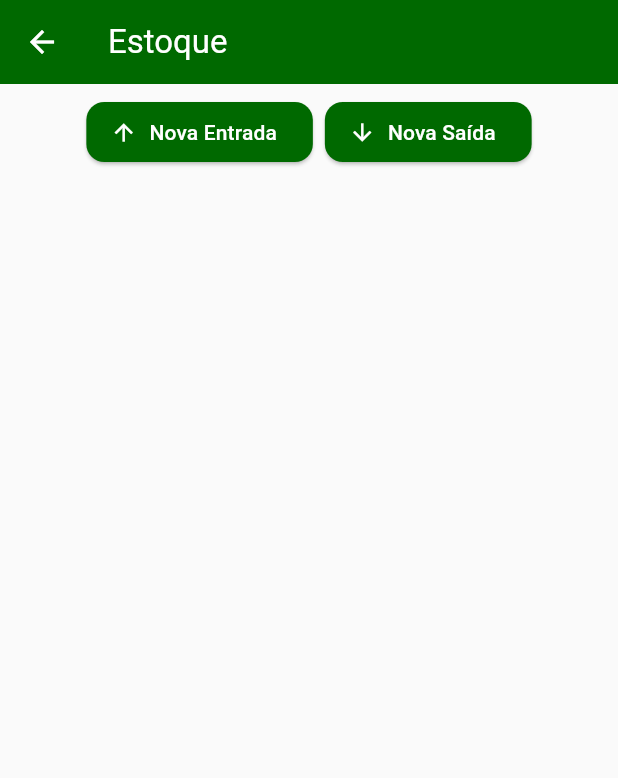
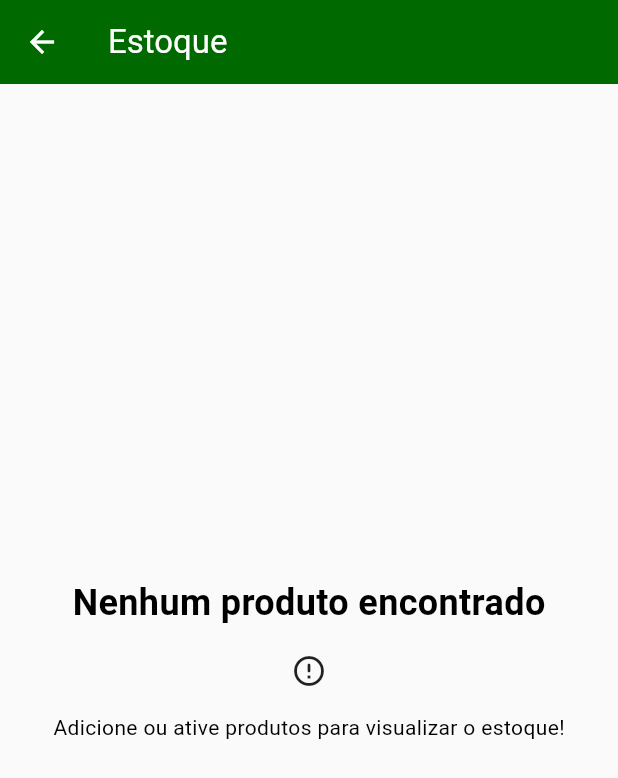
Before and after one commit to oJaciel/HADS_Jaciel_App-Gringos-Massas, a Flutter app: the StockPage screen opened by its route, on a phone screen of 412 x 824 dp. Shown: the top 778 px of the screen. Run offline on Flutter 3.47's test engine with Material 3 defaults, Android fonts, the phone set to English and light mode, and no system bars; network calls fail.

Commit message:
Correções de Bugs + Melhorias
Feito tratamentos para casos com potencial possibilidade de erros.

Melhorias na interface e funcionalidade.

```diff
--- a/lib/pages/stock/stock_page.dart
+++ b/lib/pages/stock/stock_page.dart
@@ -10,10 +10,12 @@ class StockPage extends StatelessWidget {
 
   @override
   Widget build(BuildContext context) {
-    final provider = Provider.of<ProductProvider>(context, listen: false);
+    final provider = Provider.of<ProductProvider>(context);
+    final products = provider.activeProducts;
     return Scaffold(
       appBar: AppBar(title: Text('Estoque')),
-      body: Padding(
+      body: products.isNotEmpty
+          ? Padding(
               padding: const EdgeInsets.all(8),
               child: Column(
                 children: [
@@ -43,14 +45,35 @@ class StockPage extends StatelessWidget {
                       ),
                     ],
                   ),
+                  SizedBox(height: 10),
+                  Text(
+                    'Saldos em Estoque',
+                    style: TextStyle(fontWeight: FontWeight.bold, fontSize: 16),
+                  ),
                   Flexible(
                     child: ListView.builder(
                       itemBuilder: (context, index) {
-                  return StockPageItem(provider.products[index]);
+                        return StockPageItem(products[index]);
                       },
-                itemCount: provider.productsCount,
+                      itemCount: products.length,
                     ),
                   ),
+                ],
+              ),
+            )
+          : Center(
+              child: Column(
+                mainAxisAlignment: MainAxisAlignment.center,
+                crossAxisAlignment: CrossAxisAlignment.center,
+                children: [
+                  Text(
+                    'Nenhum produto encontrado',
+                    style: TextStyle(fontWeight: FontWeight.bold, fontSize: 24),
+                  ),
+                  SizedBox(height: 16),
+                  Icon(Icons.error_outline_rounded, size: 24),
+                  SizedBox(height: 16),
+                  Text('Adicione ou ative produtos para visualizar o estoque!'),
                 ],
               ),
             ),
--- a/lib/providers/product_provider.dart
+++ b/lib/providers/product_provider.dart
@@ -12,6 +12,12 @@ class ProductProvider with ChangeNotifier {
 
   int get productsCount {
     return _products.length;
+  }
+
+  List<Product> get activeProducts => [..._products.where((p) => p.isActive)];
+
+  int get activeProductsCount {
+    return activeProducts.length;
   }
 
   //Carregando os produtos do Firebase
```
Also changed, not shown: lib/components/error_dialog.dart (added, +22 -0 lines), lib/components/product_image.dart (+9 -4 lines), lib/components/product_page_item.dart (+4 -4 lines), lib/components/stock_page_item.dart (+6 -4 lines), lib/pages/home_page.dart (+24 -2 lines), lib/pages/products/product_form_page.dart (+44 -10 lines), lib/pages/stock/stock_transaction_form_page.dart (+83 -19 lines), lib/providers/stock_provider.dart (+24 -8 lines). Lines whose indentation alone changed are shown as unchanged.
